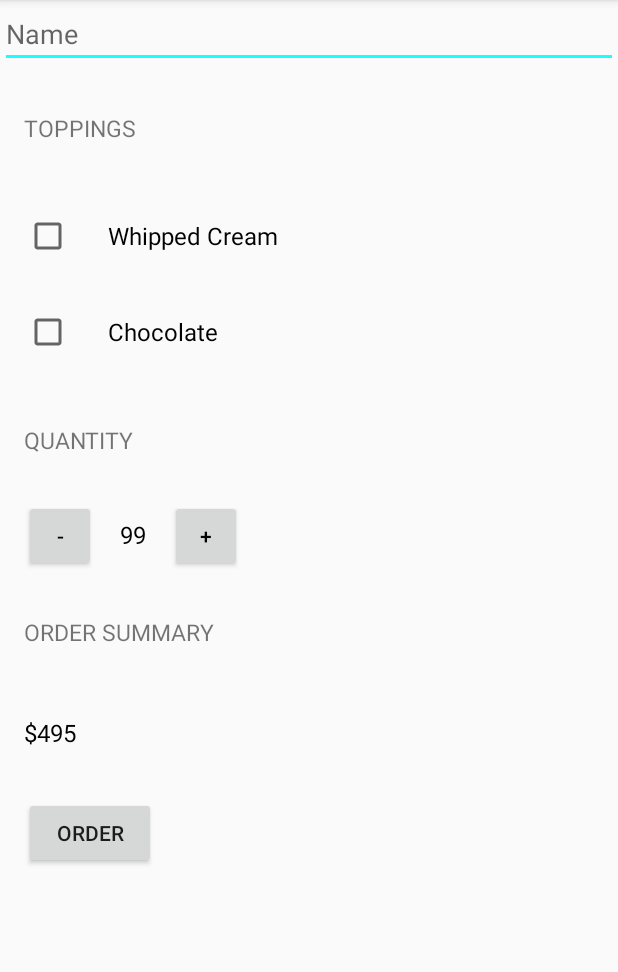
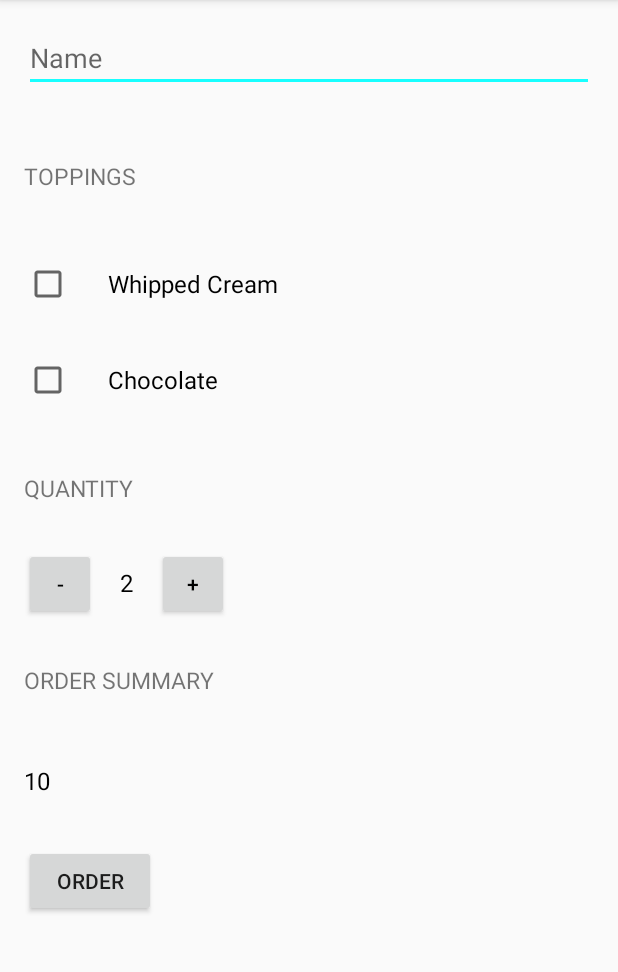
Before and after one commit to viditgupta92/AndroidStudioProjects, an Android app: the screen it shows after launch (MainActivity), on a phone screen of 412 x 824 dp, the part 84-1056 px from its top. Run offline under Robolectric (Android 15) with nearby library versions, the phone set to English and light mode, and no system bars.

Commit message:
Modified style and layout of Just Java app
Added margins, @string and style

```diff
--- a/JustJava/app/src/main/java/com/example/android/justjava/MainActivity.java
+++ b/JustJava/app/src/main/java/com/example/android/justjava/MainActivity.java
@@ -24,7 +24,7 @@ import android.widget.Toast;
  */
 public class MainActivity extends AppCompatActivity {
 
-    int quantity = 99;
+    int quantity = 2;
 
     @Override
     protected void onCreate(Bundle savedInstanceState) {
--- a/JustJava/app/src/main/res/layout/activity_main.xml
+++ b/JustJava/app/src/main/res/layout/activity_main.xml
@@ -13,9 +13,11 @@
         tools:context="com.example.android.justjava.MainActivity">
 
         <EditText
+
             android:id="@+id/search"
             android:layout_width="match_parent"
             android:layout_height="wrap_content"
+            android:layout_margin="16dp"
             android:hint="Name"
             android:inputType="textCapWords" />
 
@@ -30,7 +32,7 @@
             android:layout_height="wrap_content"
             android:layout_margin="16dp"
             android:paddingLeft="24dp"
-            android:text="Whipped Cream"
+            android:text="@string/whipped_cream"
             android:textSize="16sp" />
 
         <CheckBox
@@ -39,13 +41,13 @@
             android:layout_height="wrap_content"
             android:layout_margin="16dp"
             android:paddingLeft="24dp"
-            android:text="Chocolate"
+            android:text="@string/chocolate"
             android:textSize="16sp" />
 
         <TextView
             style="@style/HeaderTextStyle"
             android:layout_margin="16dp"
-            android:text="QUANTITY" />
+            android:text="@string/quantity" />
 
         <LinearLayout
             android:layout_width="wrap_content"
@@ -65,7 +67,7 @@
                 android:id="@+id/quantity_text_view"
                 android:layout_width="wrap_content"
                 android:layout_height="wrap_content"
-                android:text="99"
+                android:text="2"
                 android:textColor="@android:color/black"
                 android:textSize="16sp" />
 
@@ -81,7 +83,7 @@
         <TextView
             style="@style/HeaderTextStyle"
             android:layout_margin="16dp"
-            android:text="Order Summary"
+            android:text="@string/order_summary"
             android:textAllCaps="true" />
 
         <TextView
@@ -89,7 +91,7 @@
             android:layout_width="wrap_content"
             android:layout_height="wrap_content"
             android:layout_margin="16dp"
-            android:text="$495"
+            android:text="10"
             android:textColor="@android:color/black"
             android:textSize="16sp" />
 
@@ -98,7 +100,7 @@
             android:layout_height="wrap_content"
             android:layout_margin="16dp"
             android:onClick="submitOrder"
-            android:text="ORDER" />
+            android:text="@string/order" />
 
 
 
--- a/JustJava/app/src/main/res/values/strings.xml
+++ b/JustJava/app/src/main/res/values/strings.xml
@@ -4,7 +4,17 @@
     <!-- Header text for the list of toppings [CHAR LIMIT=20]-->
     <string name="toppings">Toppings</string>
 
+    <string name="whipped_cream">Whipped Cream</string>
+
+    <string name="chocolate">Chocolate</string>
+
+    <string name="quantity">quantity</string>
+
     <string name="thank_you">Thank you!</string>
+
+    <string name="order">Order</string>
+
+    <string name="order_summary">Order Summary</string>
 
     <string name="order_summary_name">Name: <xliff:g id="name" example="Amy">%s</xliff:g></string>
 </resources>
```
Also changed, not shown: 1 other file.
